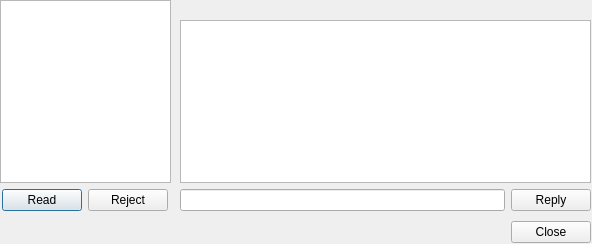
Before: the Qt Designer form ui/offlinemsg.ui in gitter-badger/simplechatclient, drawn with Qt 5.
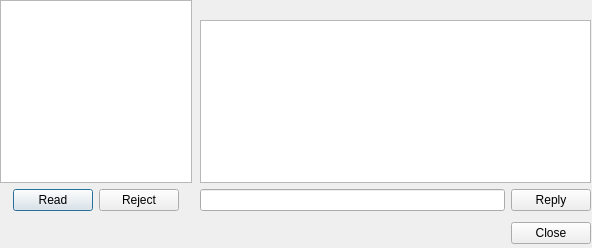
After: the same form once the commit is applied.

```diff
--- a/ui/offlinemsg.ui
+++ b/ui/offlinemsg.ui
@@ -7,19 +7,19 @@
     <x>0</x>
     <y>0</y>
     <width>592</width>
-    <height>244</height>
+    <height>248</height>
    </rect>
   </property>
   <property name="minimumSize">
    <size>
     <width>592</width>
-    <height>244</height>
+    <height>248</height>
    </size>
   </property>
   <property name="maximumSize">
    <size>
     <width>592</width>
-    <height>244</height>
+    <height>248</height>
    </size>
   </property>
   <property name="windowTitle">
@@ -30,7 +30,7 @@
     <rect>
      <x>0</x>
      <y>0</y>
-     <width>171</width>
+     <width>192</width>
      <height>211</height>
     </rect>
    </property>
@@ -97,9 +97,9 @@
   <widget class="QWidget" name="verticalLayoutWidget">
    <property name="geometry">
     <rect>
-     <x>180</x>
+     <x>200</x>
      <y>0</y>
-     <width>411</width>
+     <width>391</width>
      <height>211</height>
     </rect>
    </property>
@@ -149,7 +149,7 @@
      <x>0</x>
      <y>220</y>
      <width>591</width>
-     <height>25</height>
+     <height>27</height>
     </rect>
    </property>
    <property name="standardButtons">
```
